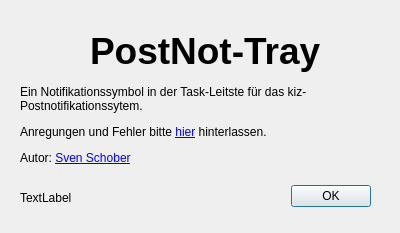
sschober/postnot-tray, file about.ui: the form before one commit.
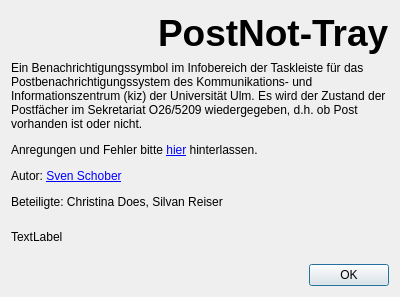
The form after the commit. Icons and pictures are not drawn.

Commit message:
About-Dialog rewording
Closes #4
Closes #5

What changed in the file:
```diff
--- a/about.ui
+++ b/about.ui
@@ -7,7 +7,7 @@
     <x>0</x>
     <y>0</y>
     <width>400</width>
-    <height>233</height>
+    <height>297</height>
    </rect>
   </property>
   <property name="windowTitle">
@@ -16,30 +16,13 @@
   <property name="modal">
    <bool>false</bool>
   </property>
-  <widget class="QDialogButtonBox" name="buttonBox">
-   <property name="geometry">
-    <rect>
-     <x>30</x>
-     <y>180</y>
-     <width>341</width>
-     <height>32</height>
-    </rect>
-   </property>
-   <property name="orientation">
-    <enum>Qt::Horizontal</enum>
-   </property>
-   <property name="standardButtons">
-    <set>QDialogButtonBox::Ok</set>
-   </property>
-  </widget>
+  <layout class="QVBoxLayout" name="verticalLayout">
+   <item>
+    <layout class="QHBoxLayout" name="horizontalLayout">
+     <item>
   <widget class="QLabel" name="label">
-   <property name="geometry">
-    <rect>
-     <x>20</x>
-     <y>40</y>
-     <width>51</width>
-     <height>31</height>
-    </rect>
+       <property name="layoutDirection">
+        <enum>Qt::LeftToRight</enum>
    </property>
    <property name="text">
     <string/>
@@ -48,15 +31,9 @@
     <pixmap resource="postnot.qrc">:/icon/mail2.ico</pixmap>
    </property>
   </widget>
+     </item>
+     <item>
   <widget class="QLabel" name="label_2">
-   <property name="geometry">
-    <rect>
-     <x>90</x>
-     <y>20</y>
-     <width>291</width>
-     <height>61</height>
-    </rect>
-   </property>
    <property name="font">
     <font>
      <family>Lucida Grande</family>
@@ -69,17 +46,13 @@
     <string>PostNot-Tray</string>
    </property>
   </widget>
+     </item>
+    </layout>
+   </item>
+   <item>
   <widget class="QLabel" name="lbText">
-   <property name="geometry">
-    <rect>
-     <x>20</x>
-     <y>80</y>
-     <width>371</width>
-     <height>91</height>
-    </rect>
-   </property>
    <property name="text">
-    <string>&lt;html&gt;&lt;head/&gt;&lt;body&gt;&lt;p&gt;Ein Notifikationssymbol in der Task-Leitste für das kiz-Postnotifikationssytem.&lt;/p&gt;&lt;p&gt;Anregungen und Fehler bitte &lt;a href=&quot;https://github.com/sschober/postnot-tray/issues&quot;&gt;&lt;span style=&quot; text-decoration: underline; color:#0000ff;&quot;&gt;hier&lt;/span&gt;&lt;/a&gt; hinterlassen.&lt;/p&gt;&lt;p&gt;Autor: &lt;a href=&quot;mailto:sven.schober@uni-ulm.de&quot;&gt;&lt;span style=&quot; text-decoration: underline; color:#0000ff;&quot;&gt;Sven Schober&lt;/span&gt;&lt;/a&gt;&lt;/p&gt;&lt;/body&gt;&lt;/html&gt;</string>
+      <string>&lt;html&gt;&lt;head/&gt;&lt;body&gt;&lt;p&gt;Ein Benachrichtigungssymbol im Infobereich der Taskleiste für das Postbenachrichtigungssystem des Kommunikations- und Informationszentrum (kiz) der Universität Ulm. Es wird der Zustand der Postfächer im Sekretariat O26/5209 wiedergegeben, d.h. ob Post vorhanden ist oder nicht.&lt;/p&gt;&lt;p&gt;Anregungen und Fehler bitte &lt;a href=&quot;https://github.com/sschober/postnot-tray/issues&quot;&gt;&lt;span style=&quot; text-decoration: underline; color:#0000ff;&quot;&gt;hier&lt;/span&gt;&lt;/a&gt; hinterlassen.&lt;/p&gt;&lt;p&gt;Autor: &lt;a href=&quot;mailto:sven.schober@uni-ulm.de&quot;&gt;&lt;span style=&quot; text-decoration: underline; color:#0000ff;&quot;&gt;Sven Schober&lt;/span&gt;&lt;/a&gt;&lt;/p&gt;&lt;p&gt;Beteiligte: Christina Does, Silvan Reiser&lt;/p&gt;&lt;/body&gt;&lt;/html&gt;</string>
    </property>
    <property name="textFormat">
     <enum>Qt::RichText</enum>
@@ -88,19 +61,25 @@
     <bool>true</bool>
    </property>
   </widget>
+   </item>
+   <item>
   <widget class="QLabel" name="lbVersion">
-   <property name="geometry">
-    <rect>
-     <x>20</x>
-     <y>190</y>
-     <width>261</width>
-     <height>16</height>
-    </rect>
-   </property>
    <property name="text">
     <string>TextLabel</string>
    </property>
   </widget>
+   </item>
+   <item>
+    <widget class="QDialogButtonBox" name="buttonBox">
+     <property name="orientation">
+      <enum>Qt::Horizontal</enum>
+     </property>
+     <property name="standardButtons">
+      <set>QDialogButtonBox::Ok</set>
+     </property>
+    </widget>
+   </item>
+  </layout>
  </widget>
  <resources>
   <include location="postnot.qrc"/>
```
Lines whose indentation alone changed are shown as unchanged.
